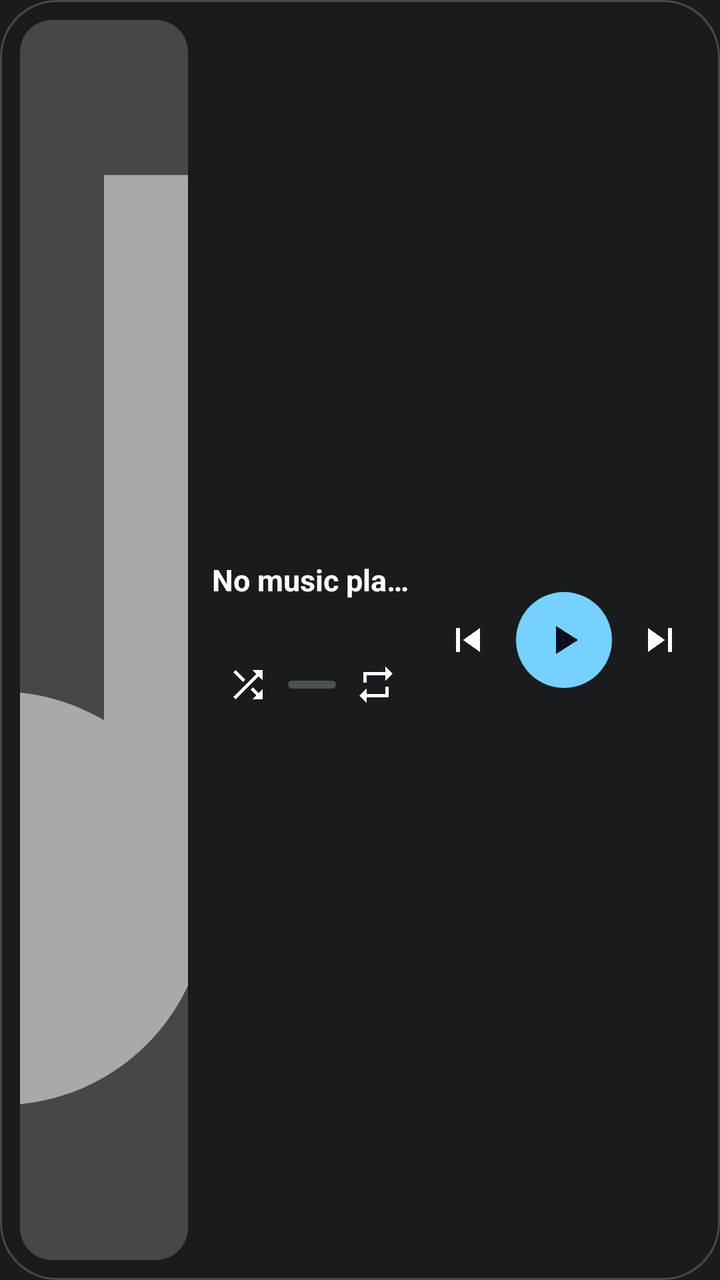
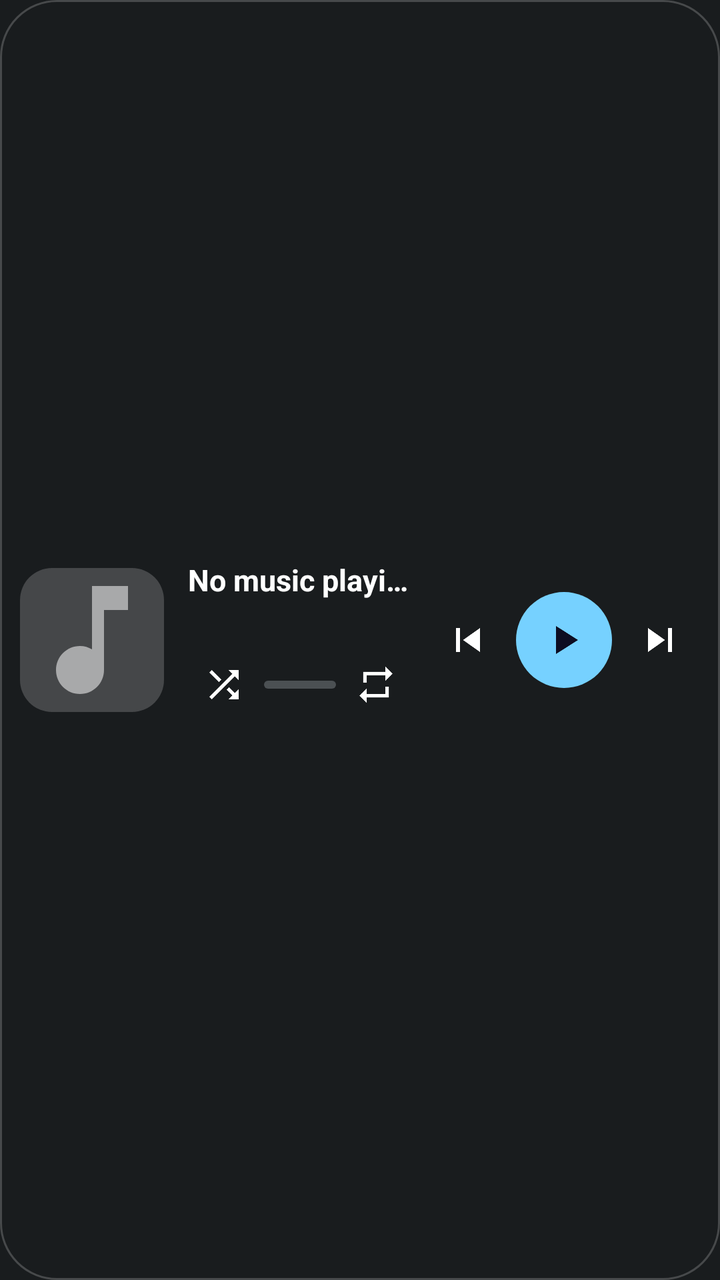

Before-and-after screenshots of an Android layout around one commit, followed by the original layout XML and the change that was made.
<!-- AndroidManifest.xml: application theme android:Theme.DeviceDefault -->
<!-- res/layout/widget_music.xml -->
<?xml version="1.0" encoding="utf-8"?>
<LinearLayout xmlns:android="http://schemas.android.com/apk/res/android"
    android:id="@+id/widgetRoot"
    android:layout_width="match_parent"
    android:layout_height="match_parent"
    android:background="@drawable/widget_bg"
    android:orientation="horizontal"
    android:padding="10dp"
    android:gravity="center_vertical">

    
    <ImageView
        android:id="@+id/albumArt"
        android:layout_width="wrap_content"
        android:layout_height="match_parent"
        android:adjustViewBounds="true"
        android:minWidth="52dp"
        android:maxWidth="84dp"
        android:scaleType="centerCrop"
        android:background="@drawable/album_art_bg"
        android:src="@drawable/ic_music_note"/>

    <LinearLayout
        android:layout_width="0dp"
        android:layout_height="wrap_content"
        android:layout_weight="1"
        android:layout_marginStart="12dp"
        android:layout_marginEnd="8dp"
        android:orientation="vertical"
        android:gravity="center_vertical">

        <TextView
            android:id="@+id/songTitle"
            android:layout_width="match_parent"
            android:layout_height="wrap_content"
            android:text="No music playing"
            android:textColor="#FFFFFFFF"
            android:textSize="15sp"
            android:textStyle="bold"
            android:maxLines="1"
            android:ellipsize="end"/>

        <TextView
            android:id="@+id/artistName"
            android:layout_width="match_parent"
            android:layout_height="wrap_content"
            android:text=""
            android:textColor="#B3FFFFFF"
            android:textSize="12sp"
            android:maxLines="1"
            android:ellipsize="end"
            android:layout_marginTop="2dp"/>

        
        <LinearLayout
            android:layout_width="match_parent"
            android:layout_height="wrap_content"
            android:orientation="horizontal"
            android:gravity="center_vertical"
            android:layout_marginTop="6dp">

            <ImageView
                android:id="@+id/btnShuffle"
                android:layout_width="36dp"
                android:layout_height="36dp"
                android:src="@drawable/ic_shuffle"
                android:scaleType="centerInside"
                android:padding="7dp"/>

            <ProgressBar
                android:id="@+id/songProgress"
                style="?android:attr/progressBarStyleHorizontal"
                android:layout_width="0dp"
                android:layout_height="4dp"
                android:layout_weight="1"
                android:layout_marginStart="2dp"
                android:layout_marginEnd="2dp"
                android:max="100"
                android:progress="0"/>

            <ImageView
                android:id="@+id/btnRepeat"
                android:layout_width="36dp"
                android:layout_height="36dp"
                android:src="@drawable/ic_repeat"
                android:scaleType="centerInside"
                android:padding="7dp"/>

        </LinearLayout>

    </LinearLayout>

    <LinearLayout
        android:layout_width="wrap_content"
        android:layout_height="wrap_content"
        android:orientation="horizontal"
        android:gravity="center_vertical">

        <ImageView
            android:id="@+id/btnPrev"
            android:layout_width="40dp"
            android:layout_height="40dp"
            android:src="@drawable/ic_skip_previous"
            android:scaleType="centerInside"
            android:padding="8dp"/>

        <ImageView
            android:id="@+id/btnPlayPause"
            android:layout_width="48dp"
            android:layout_height="48dp"
            android:src="@drawable/ic_play"
            android:background="@drawable/play_btn_bg"
            android:scaleType="centerInside"
            android:padding="11dp"
            android:layout_marginStart="4dp"
            android:layout_marginEnd="4dp"/>

        <ImageView
            android:id="@+id/btnNext"
            android:layout_width="40dp"
            android:layout_height="40dp"
            android:src="@drawable/ic_skip_next"
            android:scaleType="centerInside"
            android:padding="8dp"/>

    </LinearLayout>

</LinearLayout>
<!-- resources referenced by this layout -->
<resources>
  <!-- drawable album_art_bg (drawable) -->
  <?xml version="1.0" encoding="utf-8"?>
  <shape xmlns:android="http://schemas.android.com/apk/res/android">
      <solid android:color="#33FFFFFF"/>
      <corners android:radius="16dp"/>
  </shape>
  <!-- drawable ic_music_note (drawable) -->
  <vector xmlns:android="http://schemas.android.com/apk/res/android"
      android:width="24dp" android:height="24dp"
      android:viewportWidth="24" android:viewportHeight="24">
      <path android:fillColor="#88FFFFFF"
          android:pathData="M12,3v10.55c-0.59,-0.34 -1.27,-0.55 -2,-0.55 -2.21,0 -4,1.79 -4,4s1.79,4 4,4 4,-1.79 4,-4V7h4V3h-6z"/>
  </vector>
  <!-- drawable ic_play (drawable) -->
  <vector xmlns:android="http://schemas.android.com/apk/res/android"
      android:width="24dp" android:height="24dp"
      android:viewportWidth="24" android:viewportHeight="24">
      <path android:fillColor="#FF0D0D22"
          android:pathData="M8,5v14l11,-7z"/>
  </vector>
  <!-- drawable ic_repeat (drawable) -->
  <vector xmlns:android="http://schemas.android.com/apk/res/android"
      android:width="24dp"
      android:height="24dp"
      android:viewportWidth="24"
      android:viewportHeight="24">
      <path
          android:fillColor="#FFFFFFFF"
          android:pathData="M7,7h10v3l4,-4 -4,-4v3H5v6h2V7zM17,17H7v-3l-4,4 4,4v-3h12v-6h-2v4z"/>
  </vector>
  <!-- drawable ic_shuffle (drawable) -->
  <vector xmlns:android="http://schemas.android.com/apk/res/android"
      android:width="24dp"
      android:height="24dp"
      android:viewportWidth="24"
      android:viewportHeight="24">
      <path
          android:fillColor="#FFFFFFFF"
          android:pathData="M10.59,9.17L5.41,4 4,5.41l5.17,5.17 1.42,-1.41zM14.5,4l2.04,2.04L4,18.59 5.41,20 17.96,7.46 20,9.5V4h-5.5zM14.83,13.41l-1.41,1.41 3.13,3.13L14.5,20H20v-5.5l-2.04,2.04 -3.13,-3.13z"/>
  </vector>
  <!-- drawable ic_skip_next (drawable) -->
  <vector xmlns:android="http://schemas.android.com/apk/res/android"
      android:width="24dp" android:height="24dp"
      android:viewportWidth="24" android:viewportHeight="24">
      <path android:fillColor="#FFFFFFFF"
          android:pathData="M6,18l8.5,-6L6,6v12zM16,6v12h2V6h-2z"/>
  </vector>
  <!-- drawable ic_skip_previous (drawable) -->
  <vector xmlns:android="http://schemas.android.com/apk/res/android"
      android:width="24dp" android:height="24dp"
      android:viewportWidth="24" android:viewportHeight="24">
      <path android:fillColor="#FFFFFFFF"
          android:pathData="M6,6h2v12H6zM9.5,12l8.5,6V6z"/>
  </vector>
  <!-- drawable play_btn_bg (drawable) -->
  <?xml version="1.0" encoding="utf-8"?>
  <shape xmlns:android="http://schemas.android.com/apk/res/android"
      android:shape="oval">
      <solid android:color="#FFFFFFFF"/>
  </shape>
  <!-- drawable widget_bg (drawable) -->
  <?xml version="1.0" encoding="utf-8"?>
  <shape xmlns:android="http://schemas.android.com/apk/res/android">
      <solid android:color="#E61A1B1F"/>
      <corners android:radius="28dp"/>
      <stroke
          android:width="1dp"
          android:color="#26FFFFFF"/>
  </shape>
</resources>

<!-- the commit's change to res/layout/widget_music.xml (unified diff, before → after) -->
@@ -11,11 +11,8 @@
     
     <ImageView
         android:id="@+id/albumArt"
-        android:layout_width="wrap_content"
-        android:layout_height="match_parent"
-        android:adjustViewBounds="true"
-        android:minWidth="52dp"
-        android:maxWidth="84dp"
+        android:layout_width="72dp"
+        android:layout_height="72dp"
         android:scaleType="centerCrop"
         android:background="@drawable/album_art_bg"
         android:src="@drawable/ic_music_note"/>
